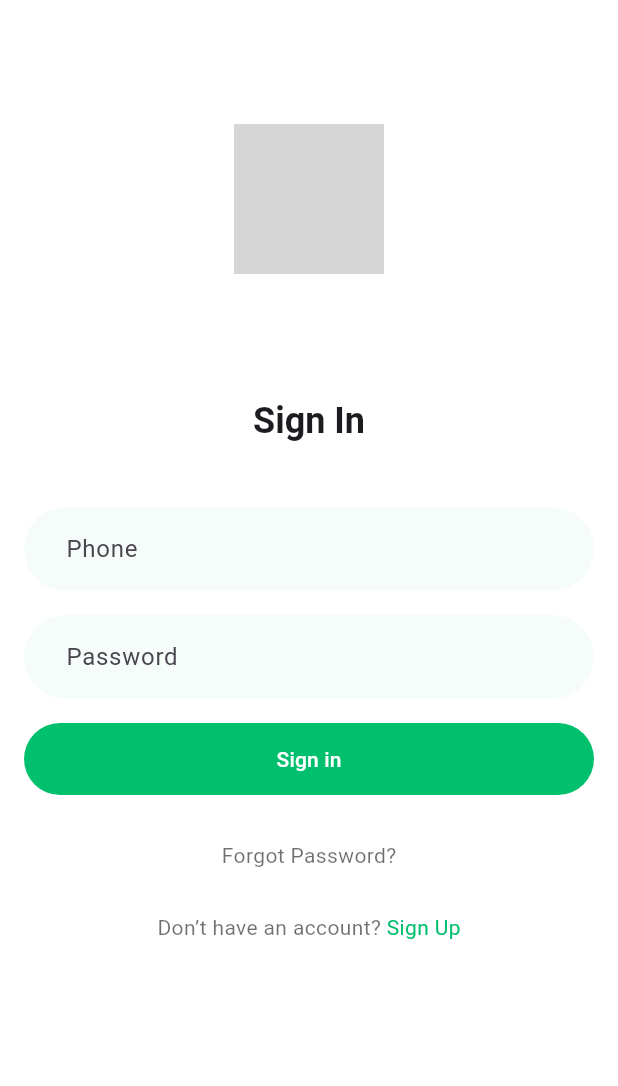
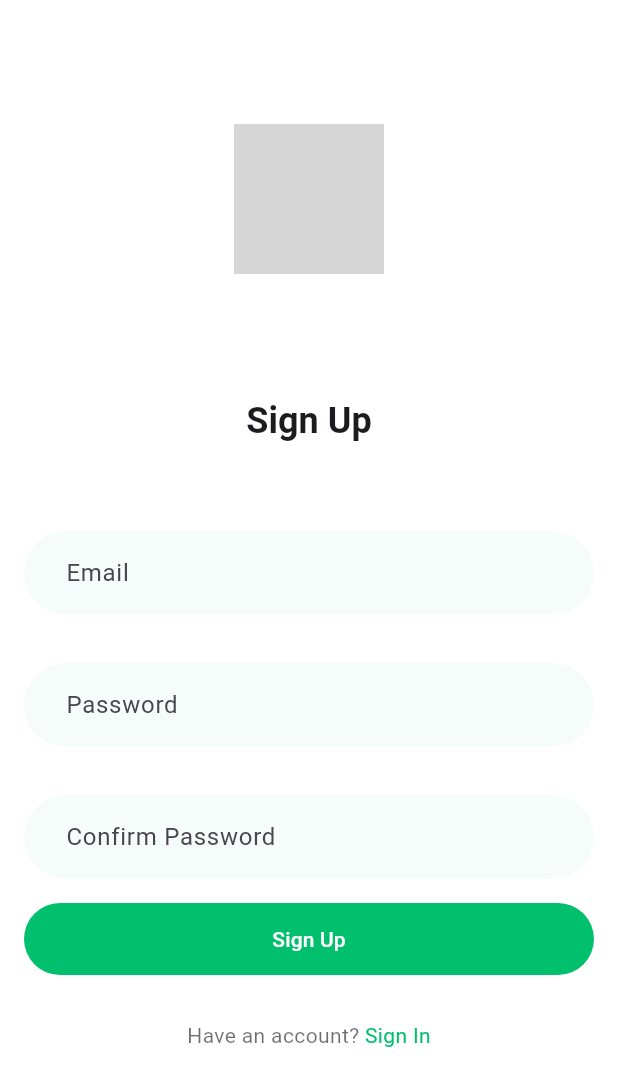
Before and after one commit to aizatkamarudin/hr_pwa, a Flutter app: the screen it shows after launch, after a tap on an icon or button, on a phone screen of 412 x 824 dp. Shown: the top 1086 px of the screen. Run offline on Flutter 3.47's test engine with Material 3 defaults, Android fonts, the phone set to English and light mode, and no system bars; our stand-ins replace date_format, flutter_svg, image_picker, supabase_flutter; accounts and stored records are empty; network calls fail; grey boxes are pictures that could not be loaded.

Commit message:
add auth process

```diff
--- /dev/null
+++ b/lib/features/auth/services/auth_gate.dart
@@ -0,0 +1,29 @@
+import 'package:flutter/material.dart';
+import 'package:hr_pwa/features/auth/signin.dart';
+import 'package:hr_pwa/features/home/home.dart';
+import 'package:supabase_flutter/supabase_flutter.dart';
+
+class AuthGate extends StatelessWidget {
+  const AuthGate({super.key});
+
+  @override
+  Widget build(BuildContext context) {
+    return StreamBuilder(
+        stream: Supabase.instance.client.auth.onAuthStateChange,
+        builder: (context, snapshot) {
+          if (snapshot.connectionState == ConnectionState.waiting) {
+            return const Scaffold(
+              body: Center(
+                child: CircularProgressIndicator(),
+              ),
+            );
+          }
+          final session = snapshot.hasData ? snapshot.data!.session : null;
+          if (session != null) {
+            return HomeScreen();
+          } else {
+            return SignInScreen();
+          }
+        });
+  }
+}
--- /dev/null
+++ b/lib/features/auth/services/auth_services.dart
@@ -0,0 +1,34 @@
+import 'package:supabase_flutter/supabase_flutter.dart';
+
+class AuthServices {
+  final SupabaseClient _supabase = Supabase.instance.client;
+
+  // Sign in with email and password
+  Future<AuthResponse> signInWithEmailPassword(String email, String password) async {
+    final response = await _supabase.auth.signInWithPassword(
+      email: email,
+      password: password,
+    );
+    return response;
+  }
+
+  // Sign up with email and password
+  Future<AuthResponse> signUpWithEmailPassword(String email, String password) async {
+    final response = await _supabase.auth.signUp(
+      email: email,
+      password: password,
+    );
+    return response;
+  }
+
+  // Sign out
+  Future<void> signOut() async {
+    await _supabase.auth.signOut();
+  }
+
+  String? getCurrentUserEmail() {
+    final session = _supabase.auth.currentSession;
+    final user = session?.user;
+    return user?.email;
+  }
+}
--- a/lib/constant/features/auth/signin.dart
+++ b/lib/features/auth/signin.dart
@@ -1,10 +1,50 @@
+import 'package:date_format/date_format.dart';
 import 'package:flutter/material.dart';
-import 'package:hr_pwa/constant/features/home/home.dart';
+import 'package:hr_pwa/features/auth/services/auth_services.dart';
+import 'package:hr_pwa/features/auth/signup.dart';
+import 'package:hr_pwa/features/home/home.dart';
+import 'package:supabase_flutter/supabase_flutter.dart';
 
-class SignInScreen extends StatelessWidget {
+class SignInScreen extends StatefulWidget {
+  SignInScreen({super.key});
+
+  @override
+  State<SignInScreen> createState() => _SignInScreenState();
+}
+
+class _SignInScreenState extends State<SignInScreen> {
+  // get auth services
+  final authService = AuthServices();
+
+  // text controller
+  final _emailController = TextEditingController();
+  final _passwordController = TextEditingController();
+
+  // login button pressed
+  void login() async {
+    if (_formKey.currentState!.validate()) {
+      _formKey.currentState!.save();
+      final email = _emailController.text.trim();
+      final password = _passwordController.text.trim();
+
+      try {
+        await authService.signInWithEmailPassword(email, password);
+        Navigator.pop(context);
+      } catch (e) {
+        if (mounted) {
+          ScaffoldMessenger.of(context).showSnackBar(SnackBar(content: Text('Error: $e')));
+        }
+      }
+      // Navigate to the main screen
+      // Navigator.push(
+      //   context,
+      //   MaterialPageRoute(builder: (context) => const HomeScreen()),
+      // );
+    }
+  }
+
   final _formKey = GlobalKey<FormState>();
 
-  SignInScreen({super.key});
   @override
   Widget build(BuildContext context) {
     return Scaffold(
@@ -31,25 +71,29 @@ class SignInScreen extends StatelessWidget {
                     key: _formKey,
                     child: Column(
                       children: [
-                        TextFormField(
+                        Padding(
+                          padding: const EdgeInsets.symmetric(vertical: 16.0),
+                          child: TextFormField(
+                            controller: _emailController,
                             decoration: const InputDecoration(
-                            hintText: 'Phone',
+                              hintText: 'Email',
                               filled: true,
                               fillColor: Color(0xFFF5FCF9),
                               contentPadding: const EdgeInsets.symmetric(horizontal: 16.0 * 1.5, vertical: 16.0),
-                            border: const OutlineInputBorder(
+                              border: OutlineInputBorder(
                                 borderSide: BorderSide.none,
                                 borderRadius: BorderRadius.all(Radius.circular(50)),
                               ),
                             ),
-                          keyboardType: TextInputType.phone,
-                          onSaved: (phone) {
+                            onSaved: (passaword) {
                               // Save it
                             },
+                          ),
                         ),
                         Padding(
                           padding: const EdgeInsets.symmetric(vertical: 16.0),
                           child: TextFormField(
+                            controller: _passwordController,
                             obscureText: true,
                             decoration: const InputDecoration(
                               hintText: 'Password',
@@ -67,16 +111,7 @@ class SignInScreen extends StatelessWidget {
                           ),
                         ),
                         ElevatedButton(
-                          onPressed: () {
-                            if (_formKey.currentState!.validate()) {
-                              _formKey.currentState!.save();
-                              // Navigate to the main screen
-                              Navigator.push(
-                                context,
-                                MaterialPageRoute(builder: (context) => const HomeScreen()),
-                              );
-                            }
-                          },
+                          onPressed: login,
                           style: ElevatedButton.styleFrom(
                             elevation: 0,
                             backgroundColor: const Color(0xFF00BF6D),
@@ -97,7 +132,12 @@ class SignInScreen extends StatelessWidget {
                           ),
                         ),
                         TextButton(
-                          onPressed: () {},
+                          onPressed: () {
+                            Navigator.push(
+                              context,
+                              MaterialPageRoute(builder: (context) => SignupScreen()),
+                            );
+                          },
                           child: Text.rich(
                             const TextSpan(
                               text: "Don’t have an account? ",
--- /dev/null
+++ b/lib/features/auth/signup.dart
@@ -0,0 +1,187 @@
+import 'package:date_format/date_format.dart';
+import 'package:flutter/material.dart';
+import 'package:hr_pwa/features/auth/services/auth_services.dart';
+import 'package:hr_pwa/features/auth/signin.dart';
+import 'package:hr_pwa/features/home/home.dart';
+import 'package:supabase_flutter/supabase_flutter.dart';
+
+class SignupScreen extends StatefulWidget {
+  SignupScreen({super.key});
+
+  @override
+  State<SignupScreen> createState() => _SignupScreenState();
+}
+
+class _SignupScreenState extends State<SignupScreen> {
+  // get auth services
+  final authService = AuthServices();
+
+  // text controller
+  final _emailController = TextEditingController();
+  final _passwordController = TextEditingController();
+  final _confirmPasswordController = TextEditingController();
+
+  // login button pressed
+  void singup() async {
+    if (_formKey.currentState!.validate()) {
+      _formKey.currentState!.save();
+      final email = _emailController.text.trim();
+      final password = _passwordController.text.trim();
+      final confirmPassword = _confirmPasswordController.text.trim();
+
+      if (password != confirmPassword) {
+        ScaffoldMessenger.of(context).showSnackBar(
+          SnackBar(content: Text('Passwords do not match')),
+        );
+        return;
+      }
+
+      try {
+        await authService.signUpWithEmailPassword(email, password);
+        Navigator.pop(context);
+      } catch (e) {
+        if (mounted) {
+          ScaffoldMessenger.of(context).showSnackBar(SnackBar(content: Text('Error: $e')));
+        }
+      }
+    }
+  }
+
+  void logout() async {
+    await authService.signOut();
+  }
+
+  final _formKey = GlobalKey<FormState>();
+
+  @override
+  Widget build(BuildContext context) {
+    return Scaffold(
+      backgroundColor: Colors.white,
+      body: SafeArea(
+        child: LayoutBuilder(
+          builder: (context, constraints) {
+            return SingleChildScrollView(
+              padding: const EdgeInsets.symmetric(horizontal: 16.0),
+              child: Column(
+                children: [
+                  SizedBox(height: constraints.maxHeight * 0.1),
+                  Image.network(
+                    "https://i.postimg.cc/nz0YBQcH/Logo-light.png",
+                    height: 100,
+                  ),
+                  SizedBox(height: constraints.maxHeight * 0.1),
+                  Text(
+                    "Sign Up",
+                    style: Theme.of(context).textTheme.headlineSmall!.copyWith(fontWeight: FontWeight.bold),
+                  ),
+                  SizedBox(height: constraints.maxHeight * 0.05),
+                  Form(
+                    key: _formKey,
+                    child: Column(
+                      children: [
+                        Padding(
+                          padding: const EdgeInsets.symmetric(vertical: 16.0),
+                          child: TextFormField(
+                            controller: _emailController,
+                            decoration: const InputDecoration(
+                              hintText: 'Email',
+                              filled: true,
+                              fillColor: Color(0xFFF5FCF9),
+                              contentPadding: const EdgeInsets.symmetric(horizontal: 16.0 * 1.5, vertical: 16.0),
+                              border: OutlineInputBorder(
+                                borderSide: BorderSide.none,
+                                borderRadius: BorderRadius.all(Radius.circular(50)),
+                              ),
+                            ),
+                            onSaved: (passaword) {
+                              // Save it
+                            },
+                          ),
+                        ),
+                        Padding(
+                          padding: const EdgeInsets.symmetric(vertical: 16.0),
+                          child: TextFormField(
+                            controller: _passwordController,
+                            obscureText: true,
+                            decoration: const InputDecoration(
+                              hintText: 'Password',
+                              filled: true,
+                              fillColor: Color(0xFFF5FCF9),
+                              contentPadding: const EdgeInsets.symmetric(horizontal: 16.0 * 1.5, vertical: 16.0),
+                              border: OutlineInputBorder(
+                                borderSide: BorderSide.none,
+                                borderRadius: BorderRadius.all(Radius.circular(50)),
+                              ),
+                            ),
+                            onSaved: (passaword) {
+                              // Save it
+                            },
+                          ),
+                        ),
+                        Padding(
+                          padding: const EdgeInsets.symmetric(vertical: 16.0),
+                          child: TextFormField(
+                            controller: _confirmPasswordController,
+                            obscureText: true,
+                            decoration: const InputDecoration(
+                              hintText: 'Confirm Password',
+                              filled: true,
+                              fillColor: Color(0xFFF5FCF9),
+                              contentPadding: const EdgeInsets.symmetric(horizontal: 16.0 * 1.5, vertical: 16.0),
+                              border: OutlineInputBorder(
+                                borderSide: BorderSide.none,
+                                borderRadius: BorderRadius.all(Radius.circular(50)),
+                              ),
+                            ),
+                            onSaved: (passaword) {
+                              // Save it
+                            },
+                          ),
+                        ),
+                        ElevatedButton(
+                          onPressed: singup,
+                          style: ElevatedButton.styleFrom(
+                            elevation: 0,
+                            backgroundColor: const Color(0xFF00BF6D),
+                            foregroundColor: Colors.white,
+                            minimumSize: const Size(double.infinity, 48),
+                            shape: const StadiumBorder(),
+                          ),
+                          child: const Text("Sign Up"),
+                        ),
+                        const SizedBox(height: 16.0),
+                        TextButton(
+                          onPressed: () {
+                            // Navigate to Sign In screen
+                            Navigator.pushReplacement(
+                              context,
+                              MaterialPageRoute(builder: (context) => SignInScreen()),
+                            );
+                          },
+                          child: Text.rich(
+                            const TextSpan(
+                              text: "Have an account? ",
+                              children: [
+                                TextSpan(
+                                  text: "Sign In",
+                                  style: TextStyle(color: Color(0xFF00BF6D)),
+                                ),
+                              ],
+                            ),
+                            style: Theme.of(context).textTheme.bodyMedium!.copyWith(
+                                  color: Theme.of(context).textTheme.bodyLarge!.color!.withOpacity(0.64),
+                                ),
+                          ),
+                        ),
+                      ],
+                    ),
+                  ),
+                ],
+              ),
+            );
+          },
+        ),
+      ),
+    );
+  }
+}
--- a/lib/constant/features/home/home.dart
+++ b/lib/features/home/home.dart
@@ -1,9 +1,9 @@
 import 'package:flutter/material.dart';
 // TODO: add flutter_svg to pubspec.yaml
 import 'package:flutter_svg/flutter_svg.dart';
-import 'package:hr_pwa/constant/features/attendance/clock-in.dart';
-import 'package:hr_pwa/constant/features/claim/create.dart';
-import 'package:hr_pwa/constant/features/leave/apply.dart';
+import 'package:hr_pwa/features/attendance/clock-in.dart';
+import 'package:hr_pwa/features/claim/create.dart';
+import 'package:hr_pwa/features/leave/apply.dart';
 
 class HomeScreen extends StatelessWidget {
   const HomeScreen({super.key});
--- a/lib/main.dart
+++ b/lib/main.dart
@@ -1,7 +1,14 @@
 import 'package:flutter/material.dart';
-import 'package:hr_pwa/constant/features/auth/signin.dart';
+import 'package:hr_pwa/features/auth/services/auth_gate.dart';
+import 'package:hr_pwa/features/auth/signin.dart';
+import 'package:supabase_flutter/supabase_flutter.dart';
 
-void main() {
+void main() async {
+  WidgetsFlutterBinding.ensureInitialized();
+  await Supabase.initialize(
+      url: 'https://bjktqwxvydafaksxmsof.supabase.co',
+      anonKey:
+          'eyJhbGciOiJIUzI1NiIsInR5cCI6IkpXVCJ9.eyJpc3MiOiJzdXBhYmFzZSIsInJlZiI6ImJqa3Rxd3h2eWRhZmFrc3htc29mIiwicm9sZSI6ImFub24iLCJpYXQiOjE3NDQxNjQwNjgsImV4cCI6MjA1OTc0MDA2OH0.qDnM1ma--99pc40zB78gfuTaes4AK2bd6EwS9vMXpoo');
   runApp(const MyApp());
 }
 
@@ -14,25 +21,10 @@ class MyApp extends StatelessWidget {
     return MaterialApp(
       title: 'Flutter Demo',
       theme: ThemeData(
-        // This is the theme of your application.
-        //
-        // TRY THIS: Try running your application with "flutter run". You'll see
-        // the application has a purple toolbar. Then, without quitting the app,
-        // try changing the seedColor in the colorScheme below to Colors.green
-        // and then invoke "hot reload" (save your changes or press the "hot
-        // reload" button in a Flutter-supported IDE, or press "r" if you used
-        // the command line to start the app).
-        //
-        // Notice that the counter didn't reset back to zero; the application
-        // state is not lost during the reload. To reset the state, use hot
-        // restart instead.
-        //
-        // This works for code too, not just values: Most code changes can be
-        // tested with just a hot reload.
         colorScheme: ColorScheme.fromSeed(seedColor: Colors.deepPurple),
         useMaterial3: true,
       ),
-      home: SignInScreen(),
+      home: AuthGate(),
     );
   }
 }
--- a/pubspec.yaml
+++ b/pubspec.yaml
@@ -38,6 +38,7 @@ dependencies:
   intl: ^0.20.2
   date_format: ^2.0.9
   image_picker: ^1.1.2
+  supabase_flutter: ^2.9.0
   # geolocator: ^14.0.1
 
 dev_dependencies:
```
Also changed, not shown: note.dart (added, +18 -0 lines), lib/features/attendance/clock-in.dart (renamed from lib/constant/features/attendance/clock-in.dart), lib/features/claim/create.dart (renamed from lib/constant/features/claim/create.dart), lib/features/leave/apply.dart (renamed from lib/constant/features/leave/apply.dart), pubspec.lock, 5 other files. Lines whose indentation alone changed are shown as unchanged.
